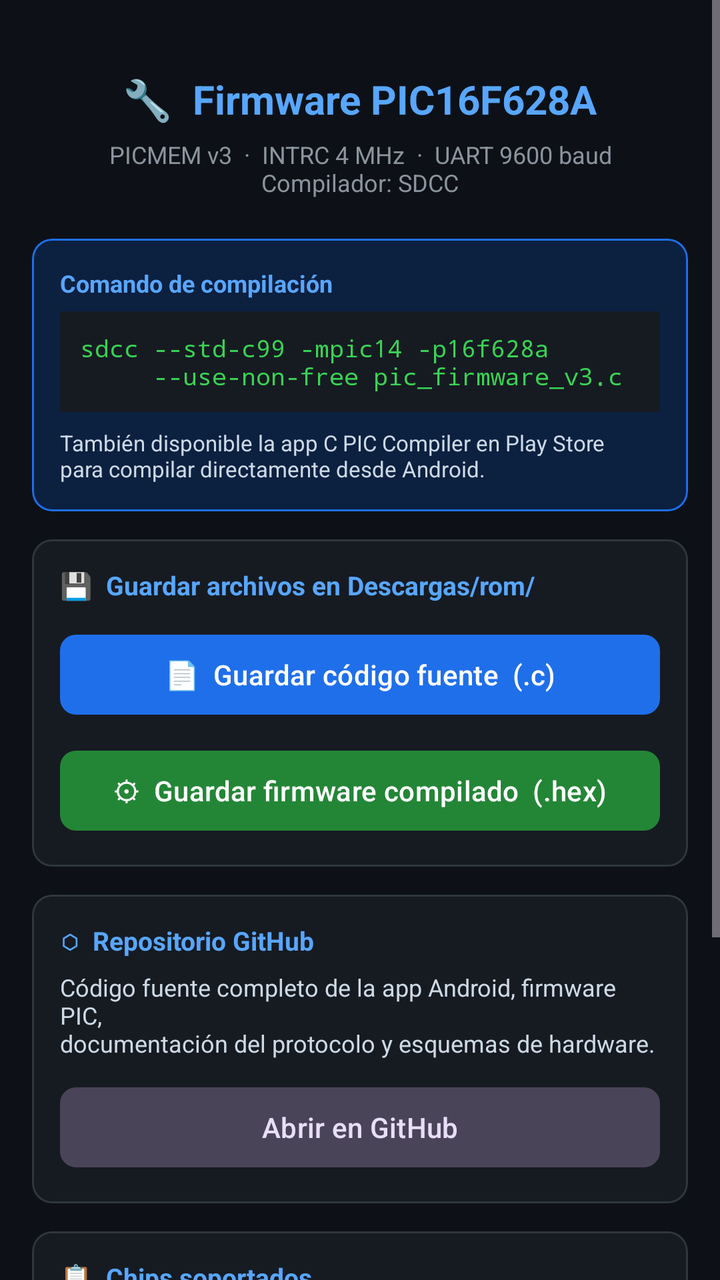
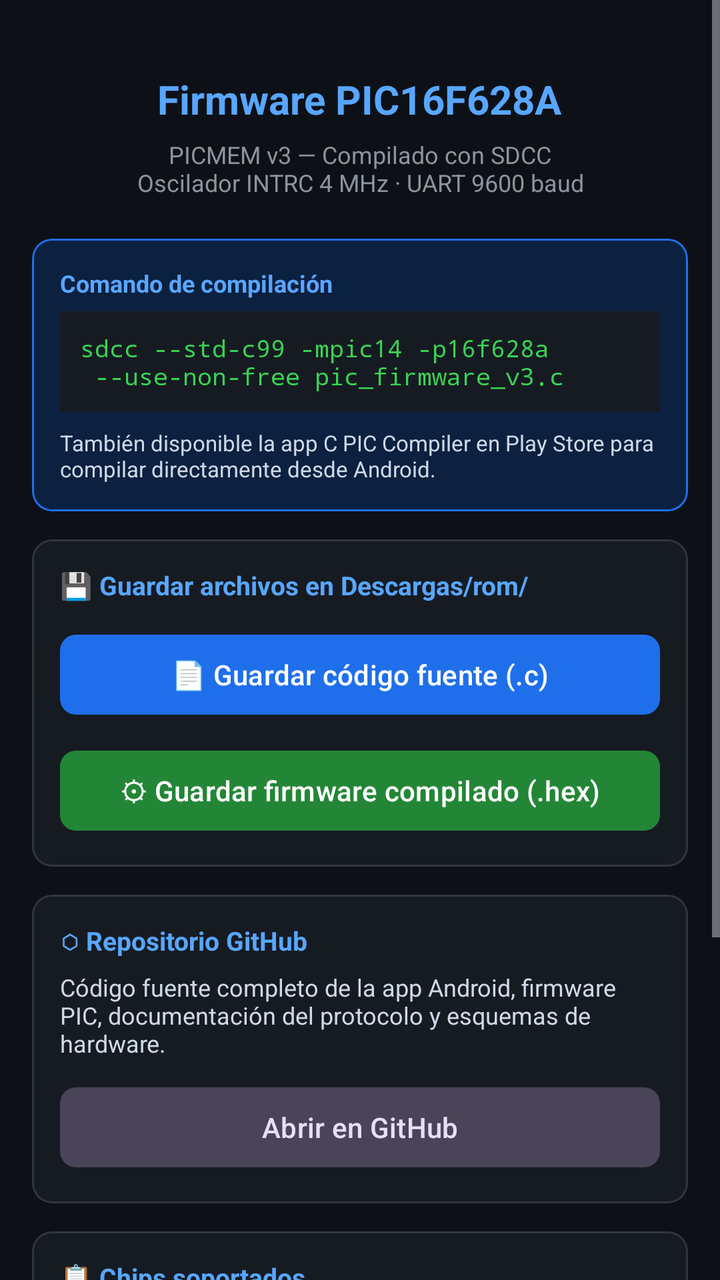

An Android layout rendered at two revisions. The XML below is the earlier revision; the diff shows what the commit changed to produce the second picture.
<!-- AndroidManifest.xml: application theme Theme.ComunicadorOTGTTLAndroid -->
<!-- res/layout/activity_firmware.xml -->
<?xml version="1.0" encoding="utf-8"?>
<ScrollView xmlns:android="http://schemas.android.com/apk/res/android"
    xmlns:app="http://schemas.android.com/apk/res-auto"
    android:layout_width="match_parent"
    android:layout_height="match_parent"
    android:background="#0D1117">

    <LinearLayout
        android:layout_width="match_parent"
        android:layout_height="wrap_content"
        android:orientation="vertical"
        android:padding="16dp">

        
        <LinearLayout
            android:layout_width="match_parent"
            android:layout_height="wrap_content"
            android:orientation="vertical"
            android:gravity="center"
            android:paddingVertical="20dp">

            <TextView
                android:layout_width="wrap_content"
                android:layout_height="wrap_content"
                android:text="🔧  Firmware PIC16F628A"
                android:textColor="#58A6FF"
                android:textSize="20sp"
                android:textStyle="bold" />

            <TextView
                android:layout_width="wrap_content"
                android:layout_height="wrap_content"
                android:layout_marginTop="6dp"
                android:gravity="center"
                android:text="PICMEM v3  ·  INTRC 4 MHz  ·  UART 9600 baud\nCompilador: SDCC"
                android:textColor="#8B949E"
                android:textSize="12sp" />
        </LinearLayout>

        
        <com.google.android.material.card.MaterialCardView
            android:layout_width="match_parent"
            android:layout_height="wrap_content"
            android:layout_marginBottom="14dp"
            app:cardBackgroundColor="#0C2040"
            app:cardCornerRadius="10dp"
            app:strokeColor="#1F6FEB"
            app:strokeWidth="1dp">

            <LinearLayout
                android:layout_width="match_parent"
                android:layout_height="wrap_content"
                android:orientation="vertical"
                android:padding="14dp">

                <TextView
                    android:layout_width="wrap_content"
                    android:layout_height="wrap_content"
                    android:text="Comando de compilación"
                    android:textColor="#58A6FF"
                    android:textSize="12sp"
                    android:textStyle="bold"
                    android:layout_marginBottom="6dp" />

                <TextView
                    android:layout_width="match_parent"
                    android:layout_height="wrap_content"
                    android:background="#161B22"
                    android:padding="10dp"
                    android:text="sdcc --std-c99 -mpic14 -p16f628a\n     --use-non-free pic_firmware_v3.c"
                    android:textColor="#39D353"
                    android:textSize="12sp"
                    android:fontFamily="monospace" />

                <TextView
                    android:layout_width="wrap_content"
                    android:layout_height="wrap_content"
                    android:layout_marginTop="8dp"
                    android:text="También disponible la app C PIC Compiler en Play Store\npara compilar directamente desde Android."
                    android:textColor="#CDD9E5"
                    android:textSize="11sp" />
            </LinearLayout>
        </com.google.android.material.card.MaterialCardView>

        
        <com.google.android.material.card.MaterialCardView
            android:layout_width="match_parent"
            android:layout_height="wrap_content"
            android:layout_marginBottom="14dp"
            app:cardBackgroundColor="#161B22"
            app:cardCornerRadius="10dp"
            app:strokeColor="#30363D"
            app:strokeWidth="1dp">

            <LinearLayout
                android:layout_width="match_parent"
                android:layout_height="wrap_content"
                android:orientation="vertical"
                android:padding="14dp">

                <TextView
                    android:layout_width="wrap_content"
                    android:layout_height="wrap_content"
                    android:text="💾  Guardar archivos en Descargas/rom/"
                    android:textColor="#58A6FF"
                    android:textSize="13sp"
                    android:textStyle="bold"
                    android:layout_marginBottom="12dp" />

                <com.google.android.material.button.MaterialButton
                    android:id="@+id/btnDownloadC"
                    android:layout_width="match_parent"
                    android:layout_height="wrap_content"
                    android:layout_marginBottom="10dp"
                    android:text="📄  Guardar código fuente  (.c)"
                    android:textAllCaps="false"
                    app:backgroundTint="#1F6FEB"
                    app:cornerRadius="8dp" />

                <com.google.android.material.button.MaterialButton
                    android:id="@+id/btnDownloadHex"
                    android:layout_width="match_parent"
                    android:layout_height="wrap_content"
                    android:text="⚙  Guardar firmware compilado  (.hex)"
                    android:textAllCaps="false"
                    app:backgroundTint="#238636"
                    app:cornerRadius="8dp" />

                <TextView
                    android:id="@+id/tvDownloadStatus"
                    android:layout_width="wrap_content"
                    android:layout_height="wrap_content"
                    android:layout_marginTop="10dp"
                    android:text=""
                    android:textColor="#3FB950"
                    android:textSize="12sp"
                    android:visibility="gone" />
            </LinearLayout>
        </com.google.android.material.card.MaterialCardView>

        
        <com.google.android.material.card.MaterialCardView
            android:layout_width="match_parent"
            android:layout_height="wrap_content"
            android:layout_marginBottom="14dp"
            app:cardBackgroundColor="#161B22"
            app:cardCornerRadius="10dp"
            app:strokeColor="#30363D"
            app:strokeWidth="1dp">

            <LinearLayout
                android:layout_width="match_parent"
                android:layout_height="wrap_content"
                android:orientation="vertical"
                android:padding="14dp">

                <TextView
                    android:layout_width="wrap_content"
                    android:layout_height="wrap_content"
                    android:text="⬡  Repositorio GitHub"
                    android:textColor="#58A6FF"
                    android:textSize="13sp"
                    android:textStyle="bold"
                    android:layout_marginBottom="6dp" />

                <TextView
                    android:layout_width="wrap_content"
                    android:layout_height="wrap_content"
                    android:layout_marginBottom="10dp"
                    android:text="Código fuente completo de la app Android, firmware PIC,\ndocumentación del protocolo y esquemas de hardware."
                    android:textColor="#CDD9E5"
                    android:textSize="12sp" />

                <com.google.android.material.button.MaterialButton
                    android:id="@+id/btnOpenGithub"
                    style="@style/Widget.Material3.Button.TonalButton"
                    android:layout_width="match_parent"
                    android:layout_height="wrap_content"
                    android:text="Abrir en GitHub"
                    android:textAllCaps="false"
                    app:cornerRadius="8dp" />
            </LinearLayout>
        </com.google.android.material.card.MaterialCardView>

        
        <com.google.android.material.card.MaterialCardView
            android:layout_width="match_parent"
            android:layout_height="wrap_content"
            android:layout_marginBottom="24dp"
            app:cardBackgroundColor="#161B22"
            app:cardCornerRadius="10dp"
            app:strokeColor="#30363D"
            app:strokeWidth="1dp">

            <LinearLayout
                android:layout_width="match_parent"
                android:layout_height="wrap_content"
                android:orientation="vertical"
                android:padding="14dp">

                <TextView
                    android:layout_width="wrap_content"
                    android:layout_height="wrap_content"
                    android:text="📋  Chips soportados"
                    android:textColor="#58A6FF"
                    android:textSize="13sp"
                    android:textStyle="bold"
                    android:layout_marginBottom="8dp" />

                <TextView
                    android:layout_width="match_parent"
                    android:layout_height="wrap_content"
                    android:text="I2C EEPROM:   24C01 … 24C512  (128 B – 64 KB)\nSPI EEPROM:   25LC010A … 25LC1024  (128 B – 128 KB)\nFlash NOR SPI: W25Q08 … W25Q128  (1 MB – 16 MB)\nFlash NOR SPI: MX25L80 … MX25L128  (1 MB – 16 MB)"
                    android:textColor="#CDD9E5"
                    android:textSize="12sp"
                    android:fontFamily="monospace"
                    android:lineSpacingMultiplier="1.5" />
            </LinearLayout>
        </com.google.android.material.card.MaterialCardView>

    </LinearLayout>
</ScrollView>
<!-- resources referenced by this layout -->
<resources>
  <style name="Theme.ComunicadorOTGTTLAndroid" parent="Base.Theme.ComunicadorOTGTTLAndroid" />
  <style name="Base.Theme.ComunicadorOTGTTLAndroid" parent="Theme.Material3.Dark.NoActionBar">
          <item name="colorPrimary">@color/color_primary</item>
          <item name="colorPrimaryVariant">@color/color_primary_variant</item>
          <item name="colorOnPrimary">@color/white</item>
          <item name="colorSurface">@color/bg_card</item>
          <item name="colorOnSurface">@color/text_primary</item>
          <item name="android:colorBackground">@color/bg_dark</item>
          <item name="android:windowBackground">@color/bg_dark</item>
          <item name="android:statusBarColor">@color/bg_dark</item>
          <item name="android:navigationBarColor">@color/bg_dark</item>
      </style>
  <color name="color_primary">#238636</color>
  <color name="color_primary_variant">#2EA043</color>
  <color name="white">#FFFFFFFF</color>
  <color name="bg_card">#161B22</color>
  <color name="text_primary">#E6EDF3</color>
  <color name="bg_dark">#0D1117</color>
</resources>

<!-- the commit's change to res/layout/activity_firmware.xml (unified diff, before → after) -->
@@ -22,7 +22,7 @@
             <TextView
                 android:layout_width="wrap_content"
                 android:layout_height="wrap_content"
-                android:text="🔧  Firmware PIC16F628A"
+                android:text="@string/firmware_title"
                 android:textColor="#58A6FF"
                 android:textSize="20sp"
                 android:textStyle="bold" />
@@ -32,7 +32,7 @@
                 android:layout_height="wrap_content"
                 android:layout_marginTop="6dp"
                 android:gravity="center"
-                android:text="PICMEM v3  ·  INTRC 4 MHz  ·  UART 9600 baud\nCompilador: SDCC"
+                android:text="@string/firmware_desc"
                 android:textColor="#8B949E"
                 android:textSize="12sp" />
         </LinearLayout>
@@ -56,7 +56,7 @@
                 <TextView
                     android:layout_width="wrap_content"
                     android:layout_height="wrap_content"
-                    android:text="Comando de compilación"
+                    android:text="@string/firmware_compile_title"
                     android:textColor="#58A6FF"
                     android:textSize="12sp"
                     android:textStyle="bold"
@@ -67,7 +67,7 @@
                     android:layout_height="wrap_content"
                     android:background="#161B22"
                     android:padding="10dp"
-                    android:text="sdcc --std-c99 -mpic14 -p16f628a\n     --use-non-free pic_firmware_v3.c"
+                    android:text="@string/firmware_compile_cmd"
                     android:textColor="#39D353"
                     android:textSize="12sp"
                     android:fontFamily="monospace" />
@@ -76,7 +76,7 @@
                     android:layout_width="wrap_content"
                     android:layout_height="wrap_content"
                     android:layout_marginTop="8dp"
-                    android:text="También disponible la app C PIC Compiler en Play Store\npara compilar directamente desde Android."
+                    android:text="@string/firmware_compiler_note"
                     android:textColor="#CDD9E5"
                     android:textSize="11sp" />
             </LinearLayout>
@@ -101,7 +101,7 @@
                 <TextView
                     android:layout_width="wrap_content"
                     android:layout_height="wrap_content"
-                    android:text="💾  Guardar archivos en Descargas/rom/"
+                    android:text="@string/firmware_save_dir_title"
                     android:textColor="#58A6FF"
                     android:textSize="13sp"
                     android:textStyle="bold"
@@ -112,7 +112,7 @@
                     android:layout_width="match_parent"
                     android:layout_height="wrap_content"
                     android:layout_marginBottom="10dp"
-                    android:text="📄  Guardar código fuente  (.c)"
+                    android:text="@string/firmware_download_c"
                     android:textAllCaps="false"
                     app:backgroundTint="#1F6FEB"
                     app:cornerRadius="8dp" />
@@ -121,7 +121,7 @@
                     android:id="@+id/btnDownloadHex"
                     android:layout_width="match_parent"
                     android:layout_height="wrap_content"
-                    android:text="⚙  Guardar firmware compilado  (.hex)"
+                    android:text="@string/firmware_download_hex"
                     android:textAllCaps="false"
                     app:backgroundTint="#238636"
                     app:cornerRadius="8dp" />
@@ -157,7 +157,7 @@
                 <TextView
                     android:layout_width="wrap_content"
                     android:layout_height="wrap_content"
-                    android:text="⬡  Repositorio GitHub"
+                    android:text="@string/firmware_repo_header"
                     android:textColor="#58A6FF"
                     android:textSize="13sp"
                     android:textStyle="bold"
@@ -167,7 +167,7 @@
                     android:layout_width="wrap_content"
                     android:layout_height="wrap_content"
                     android:layout_marginBottom="10dp"
-                    android:text="Código fuente completo de la app Android, firmware PIC,\ndocumentación del protocolo y esquemas de hardware."
+                    android:text="@string/firmware_repo_desc"
                     android:textColor="#CDD9E5"
                     android:textSize="12sp" />
 
@@ -176,7 +176,7 @@
                     style="@style/Widget.Material3.Button.TonalButton"
                     android:layout_width="match_parent"
                     android:layout_height="wrap_content"
-                    android:text="Abrir en GitHub"
+                    android:text="@string/firmware_open_repo"
                     android:textAllCaps="false"
                     app:cornerRadius="8dp" />
             </LinearLayout>
@@ -201,7 +201,7 @@
                 <TextView
                     android:layout_width="wrap_content"
                     android:layout_height="wrap_content"
-                    android:text="📋  Chips soportados"
+                    android:text="@string/firmware_supported_chips_title"
                     android:textColor="#58A6FF"
                     android:textSize="13sp"
                     android:textStyle="bold"
<!-- resource entries referenced after the edit -->
@@ -1,5 +1,17 @@
 <!-- resources referenced by this layout -->
 <resources>
+  <string name="firmware_compile_cmd">sdcc --std-c99 -mpic14 -p16f628a\n     --use-non-free pic_firmware_v3.c</string>
+  <string name="firmware_compile_title">Comando de compilación</string>
+  <string name="firmware_compiler_note">También disponible la app C PIC Compiler en Play Store para compilar directamente desde Android.</string>
+  <string name="firmware_desc">PICMEM v3 — Compilado con SDCC\nOscilador INTRC 4 MHz · UART 9600 baud</string>
+  <string name="firmware_download_c">📄  Guardar código fuente  (.c)</string>
+  <string name="firmware_download_hex">⚙  Guardar firmware compilado  (.hex)</string>
+  <string name="firmware_open_repo">Abrir en GitHub</string>
+  <string name="firmware_repo_desc">Código fuente completo de la app Android, firmware PIC, documentación del protocolo y esquemas de hardware.</string>
+  <string name="firmware_repo_header">⬡  Repositorio GitHub</string>
+  <string name="firmware_save_dir_title">💾  Guardar archivos en Descargas/rom/</string>
+  <string name="firmware_supported_chips_title">📋  Chips soportados</string>
+  <string name="firmware_title">Firmware PIC16F628A</string>
   <style name="Theme.ComunicadorOTGTTLAndroid" parent="Base.Theme.ComunicadorOTGTTLAndroid" />
   <style name="Base.Theme.ComunicadorOTGTTLAndroid" parent="Theme.Material3.Dark.NoActionBar">
           <item name="colorPrimary">@color/color_primary</item>
